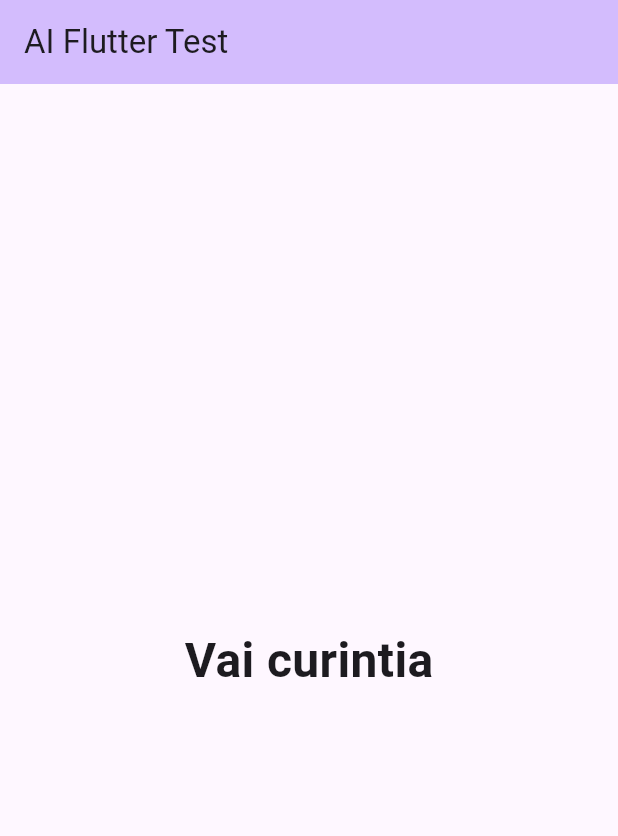
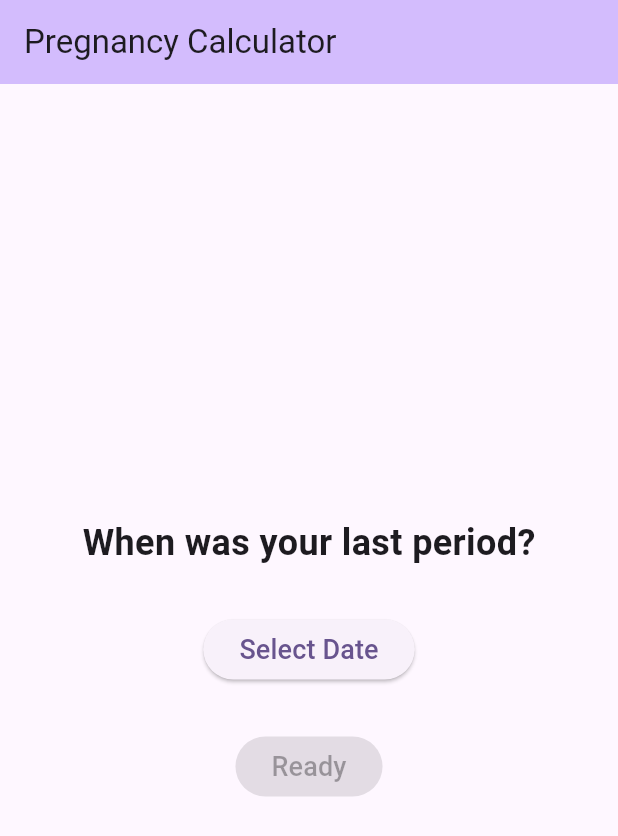
Before and after one commit to matheusdelvalle/AIFluttertest, a Flutter app: the screen it shows after launch, on a phone screen of 412 x 824 dp. Shown: the top 836 px of the screen. Run offline on Flutter 3.47's test engine with Material 3 defaults, Android fonts, the phone set to English and light mode, and no system bars.

Commit message:
Transform app into pregnancy calculator with date input and results screens
- Replace single-screen app with two-screen pregnancy calculator
- Add DateInputPage with date picker for last menstrual period
- Add ResultsPage showing pregnancy weeks and expected due date
- Implement navigation between screens with ready/back buttons
- Calculate due date as 280 days from last menstrual period
- Update app title to 'Pregnancy Calculator'

Co-Authored-By: Matheus Del Valle <matheusdelvalle.mdv@gmail.com>

```diff
--- a/lib/main.dart
+++ b/lib/main.dart
@@ -10,35 +10,154 @@ class MyApp extends StatelessWidget {
   @override
   Widget build(BuildContext context) {
     return MaterialApp(
-      title: 'AI Flutter Test',
+      title: 'Pregnancy Calculator',
       theme: ThemeData(
         colorScheme: ColorScheme.fromSeed(seedColor: Colors.deepPurple),
         useMaterial3: true,
       ),
-      home: const MyHomePage(),
+      home: const DateInputPage(),
     );
   }
 }
 
-class MyHomePage extends StatelessWidget {
-  const MyHomePage({super.key});
+class DateInputPage extends StatefulWidget {
+  const DateInputPage({super.key});
+
+  @override
+  State<DateInputPage> createState() => _DateInputPageState();
+}
+
+class _DateInputPageState extends State<DateInputPage> {
+  DateTime? selectedDate;
+
+  Future<void> _selectDate(BuildContext context) async {
+    final DateTime? picked = await showDatePicker(
+      context: context,
+      initialDate: selectedDate ?? DateTime.now(),
+      firstDate: DateTime(2020),
+      lastDate: DateTime.now(),
+      helpText: 'Select the date of your last period',
+    );
+    if (picked != null && picked != selectedDate) {
+      setState(() {
+        selectedDate = picked;
+      });
+    }
+  }
+
+  void _navigateToResults() {
+    if (selectedDate != null) {
+      Navigator.push(
+        context,
+        MaterialPageRoute(
+          builder: (context) => ResultsPage(lastPeriodDate: selectedDate!),
+        ),
+      );
+    }
+  }
 
   @override
   Widget build(BuildContext context) {
     return Scaffold(
       appBar: AppBar(
         backgroundColor: Theme.of(context).colorScheme.inversePrimary,
-        title: const Text('AI Flutter Test'),
+        title: const Text('Pregnancy Calculator'),
       ),
-      body: const Center(
-        child: Text(
-          'Vai curintia',
-          style: TextStyle(
-            fontSize: 32,
-            fontWeight: FontWeight.bold,
-          ),
+      body: Center(
+        child: Column(
+          mainAxisAlignment: MainAxisAlignment.center,
+          children: [
+            const Text(
+              'When was your last period?',
+              style: TextStyle(fontSize: 24, fontWeight: FontWeight.bold),
+            ),
+            const SizedBox(height: 30),
+            ElevatedButton(
+              onPressed: () => _selectDate(context),
+              child: Text(
+                selectedDate == null
+                    ? 'Select Date'
+                    : '${selectedDate!.day}/${selectedDate!.month}/${selectedDate!.year}',
+                style: const TextStyle(fontSize: 18),
+              ),
+            ),
+            const SizedBox(height: 30),
+            ElevatedButton(
+              onPressed: selectedDate != null ? _navigateToResults : null,
+              child: const Text(
+                'Ready',
+                style: TextStyle(fontSize: 18),
+              ),
+            ),
+          ],
         ),
       ),
     );
   }
 }
+
+class ResultsPage extends StatelessWidget {
+  final DateTime lastPeriodDate;
+
+  const ResultsPage({super.key, required this.lastPeriodDate});
+
+  @override
+  Widget build(BuildContext context) {
+    final DateTime now = DateTime.now();
+    final int daysSinceLastPeriod = now.difference(lastPeriodDate).inDays;
+    final int weeks = daysSinceLastPeriod ~/ 7;
+    final int days = daysSinceLastPeriod % 7;
+    final DateTime expectedDueDate = lastPeriodDate.add(const Duration(days: 280));
+
+    return Scaffold(
+      appBar: AppBar(
+        backgroundColor: Theme.of(context).colorScheme.inversePrimary,
+        title: const Text('Pregnancy Results'),
+      ),
+      body: Center(
+        child: Column(
+          mainAxisAlignment: MainAxisAlignment.center,
+          children: [
+            const Text(
+              'Pregnancy Information',
+              style: TextStyle(fontSize: 28, fontWeight: FontWeight.bold),
+            ),
+            const SizedBox(height: 40),
+            Card(
+              margin: const EdgeInsets.all(20),
+              child: Padding(
+                padding: const EdgeInsets.all(20),
+                child: Column(
+                  children: [
+                    Text(
+                      'You are $weeks weeks and $days days pregnant',
+                      style: const TextStyle(fontSize: 20),
+                      textAlign: TextAlign.center,
+                    ),
+                    const SizedBox(height: 20),
+                    const Text(
+                      'Expected due date:',
+                      style: TextStyle(fontSize: 18, fontWeight: FontWeight.bold),
+                    ),
+                    Text(
+                      '${expectedDueDate.day}/${expectedDueDate.month}/${expectedDueDate.year}',
+                      style: const TextStyle(fontSize: 24, color: Colors.blue),
+                    ),
+                  ],
+                ),
+              ),
+            ),
+            const SizedBox(height: 40),
+            ElevatedButton(
+              onPressed: () => Navigator.pop(context),
+              child: const Text(
+                'Back',
+                style: TextStyle(fontSize: 18),
+              ),
+            ),
+          ],
+        ),
+      ),
+    );
+  }
+}
```
